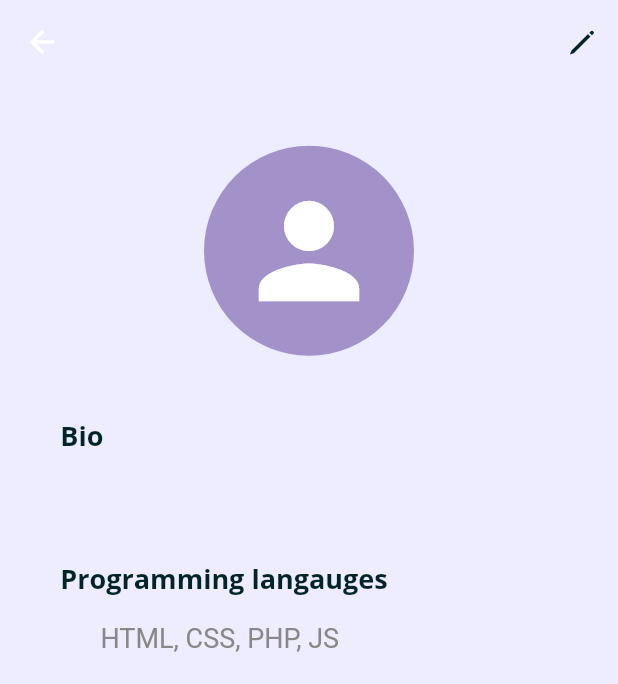
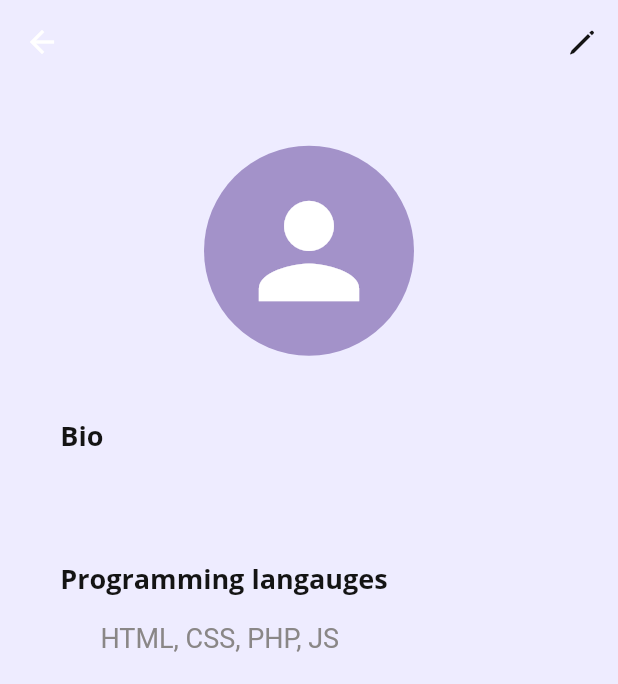
Before and after one commit to HadeelN44/DevCommunity, a Flutter app: the Profile screen opened by its route, on a phone screen of 412 x 824 dp. Shown: the top 684 px of the screen. Run offline on Flutter 3.47's test engine with Material 2 defaults, Android fonts, the phone set to English and light mode, and no system bars; our stand-ins replace cached_network_image, carousel_slider, cloud_firestore, firebase_auth, firebase_core, firebase_storage and 7 more; missing offline and left inert: flutter_animated_button; accounts and stored records are empty; network calls fail; Roboto replaces fonts that are missing (Helvetica).

```diff
--- a/lib/Helper/utils.dart
+++ b/lib/Helper/utils.dart
@@ -11,7 +11,7 @@ class Utils {
               // ignore: sort_child_properties_last
               child: Center(
                 child: SpinKitDoubleBounce(
-                  color: colors.Text,
+                  color: colors.primary,
                 ),
               ),
               color: Colors.white.withOpacity(0.7),
--- a/lib/constants/style.dart
+++ b/lib/constants/style.dart
@@ -5,7 +5,7 @@ class colors {
   static Color background = Color(0xffEEECFF);
 
   static Color icons = Color.fromARGB(255, 138, 135, 135);
-  static Color Text = Color(0xff002524);
+  static Color Text = Color(0xff141414);
   static Color hyperlinks = Color.fromARGB(255, 138, 135, 135);
   static Color feedBack = Color.fromARGB(255, 163, 146, 201);
   static Color fields = Color.fromARGB(128, 205, 193, 232);
```
